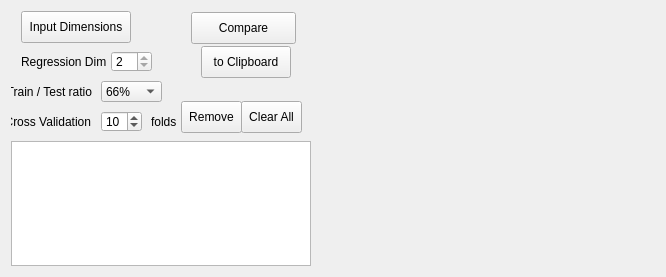
Before: the Qt Designer form MLDemos/optsCompare.ui in b4silio/MLDemos, drawn with Qt 5.
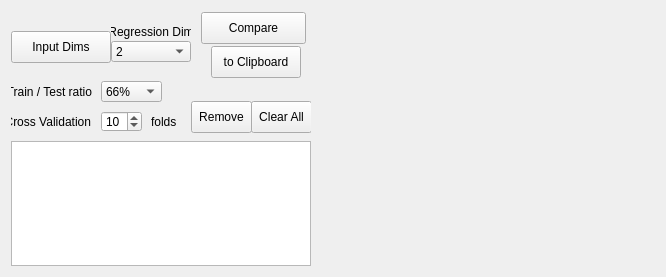
After: the same form once the commit is applied.

What changed in the file:
```diff
--- a/MLDemos/optsCompare.ui
+++ b/MLDemos/optsCompare.ui
@@ -220,7 +220,7 @@
        <widget class="QPushButton" name="removeButton">
         <property name="geometry">
          <rect>
-          <x>170</x>
+          <x>180</x>
           <y>90</y>
           <width>61</width>
           <height>32</height>
@@ -242,7 +242,7 @@
        <widget class="QPushButton" name="compareButton">
         <property name="geometry">
          <rect>
-          <x>180</x>
+          <x>190</x>
           <y>1</y>
           <width>105</width>
           <height>32</height>
@@ -270,7 +270,7 @@
         </property>
         <property name="geometry">
          <rect>
-          <x>190</x>
+          <x>200</x>
           <y>35</y>
           <width>90</width>
           <height>32</height>
@@ -295,7 +295,7 @@
        <widget class="QPushButton" name="clearButton">
         <property name="geometry">
          <rect>
-          <x>230</x>
+          <x>240</x>
           <y>90</y>
           <width>61</width>
           <height>32</height>
@@ -317,9 +317,9 @@
        <widget class="QLabel" name="label_2">
         <property name="geometry">
          <rect>
-          <x>10</x>
-          <y>40</y>
-          <width>90</width>
+          <x>100</x>
+          <y>10</y>
+          <width>80</width>
           <height>21</height>
          </rect>
         </property>
@@ -331,47 +331,16 @@
         <property name="text">
          <string>Regression Dim</string>
         </property>
-       </widget>
-       <widget class="QSpinBox" name="outputDimSpin">
-        <property name="enabled">
-         <bool>true</bool>
-        </property>
-        <property name="geometry">
-         <rect>
-          <x>100</x>
-          <y>40</y>
-          <width>41</width>
-          <height>21</height>
-         </rect>
-        </property>
-        <property name="font">
-         <font>
-          <pointsize>9</pointsize>
-         </font>
-        </property>
-        <property name="toolTip">
-         <string>&lt;!DOCTYPE HTML PUBLIC &quot;-//W3C//DTD HTML 4.0//EN&quot; &quot;http://www.w3.org/TR/REC-html40/strict.dtd&quot;&gt;
-&lt;html&gt;&lt;head&gt;&lt;meta name=&quot;qrichtext&quot; content=&quot;1&quot; /&gt;&lt;style type=&quot;text/css&quot;&gt;
-p, li { white-space: pre-wrap; }
-&lt;/style&gt;&lt;/head&gt;&lt;body style=&quot; font-family:'MS Shell Dlg 2'; font-size:8.25pt; font-weight:400; font-style:normal;&quot;&gt;
-&lt;p style=&quot; margin-top:0px; margin-bottom:0px; margin-left:0px; margin-right:0px; -qt-block-indent:0; text-indent:0px;&quot;&gt;&lt;span style=&quot; font-size:8pt;&quot;&gt;Number of cross-validation folds&lt;/span&gt;&lt;/p&gt;&lt;/body&gt;&lt;/html&gt;</string>
-        </property>
-        <property name="minimum">
-         <number>2</number>
-        </property>
-        <property name="maximum">
-         <number>2</number>
-        </property>
-        <property name="value">
-         <number>2</number>
+        <property name="alignment">
+         <set>Qt::AlignCenter</set>
         </property>
        </widget>
        <widget class="QPushButton" name="inputDimButton">
         <property name="geometry">
          <rect>
-          <x>10</x>
-          <y>0</y>
-          <width>110</width>
+          <x>0</x>
+          <y>20</y>
+          <width>100</width>
           <height>32</height>
          </rect>
         </property>
@@ -381,11 +350,46 @@
          </font>
         </property>
         <property name="text">
-         <string>Input Dimensions</string>
+         <string>Input Dims</string>
         </property>
         <property name="checkable">
+         <bool>false</bool>
+        </property>
+       </widget>
+       <widget class="QComboBox" name="outputDimCombo">
+        <property name="enabled">
          <bool>true</bool>
         </property>
+        <property name="geometry">
+         <rect>
+          <x>100</x>
+          <y>30</y>
+          <width>80</width>
+          <height>21</height>
+         </rect>
+        </property>
+        <property name="font">
+         <font>
+          <pointsize>9</pointsize>
+         </font>
+        </property>
+        <property name="toolTip">
+         <string>Ratio between training and testing samples
+(100% means all samples are used for training)</string>
+        </property>
+        <property name="currentIndex">
+         <number>1</number>
+        </property>
+        <item>
+         <property name="text">
+          <string>1</string>
+         </property>
+        </item>
+        <item>
+         <property name="text">
+          <string>2</string>
+         </property>
+        </item>
        </widget>
       </widget>
      </item>
```
